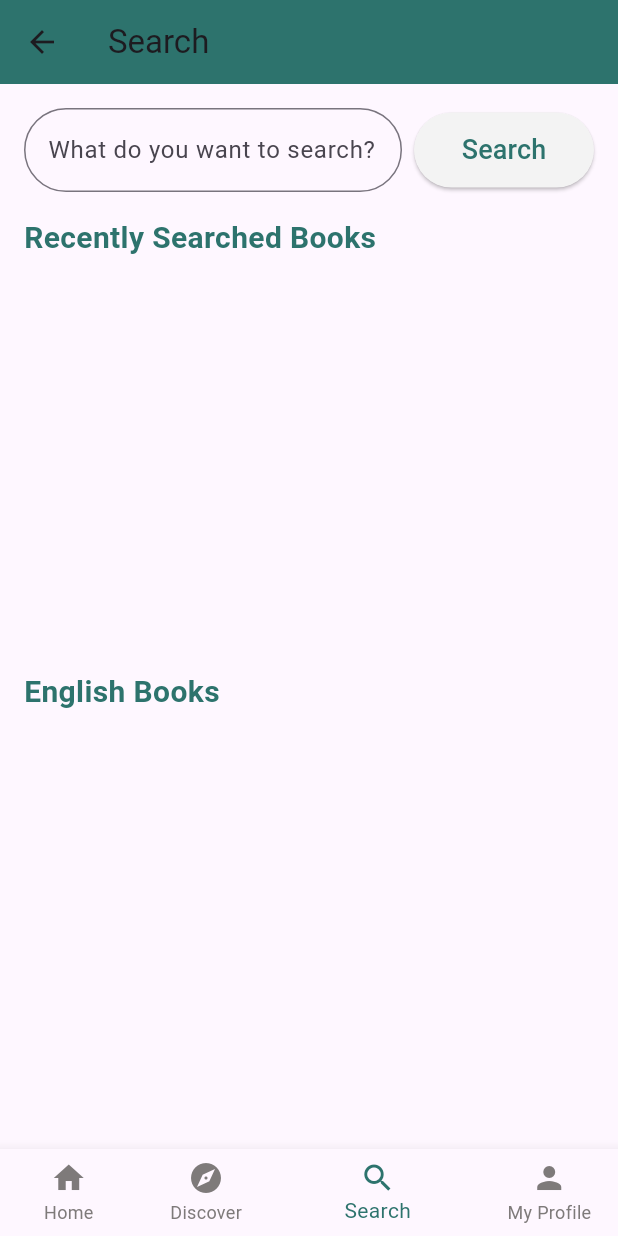
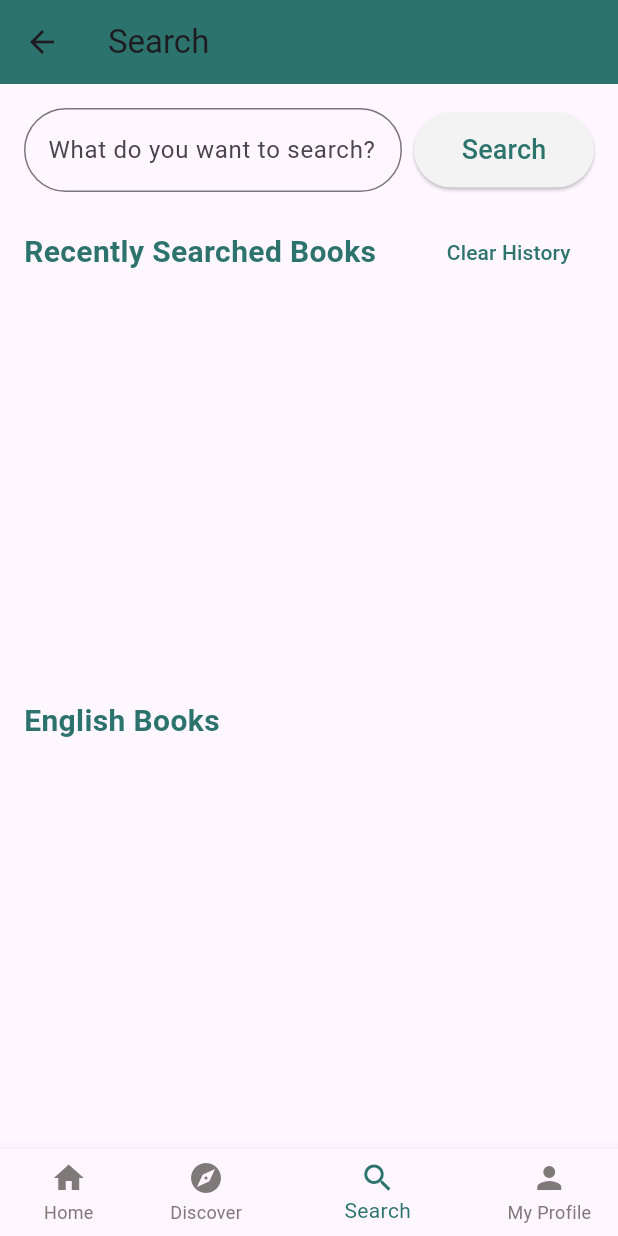
Before and after one commit to selenayyalcin/book-plus, a Flutter app: the SearchPage screen opened by its route, on a phone screen of 412 x 824 dp. Run offline on Flutter 3.47's test engine with Material 3 defaults, Android fonts, the phone set to English and light mode, and no system bars; our stand-ins replace cloud_firestore, firebase_auth, firebase_core, flutter_svg, fluttertoast, google_fonts and 1 more; accounts and stored records are empty.

Commit message:
added clear history button

```diff
--- a/lib/pages/search_page.dart
+++ b/lib/pages/search_page.dart
@@ -177,6 +177,8 @@ class _SearchPageState extends State<SearchPage> {
               child: Column(
                 crossAxisAlignment: CrossAxisAlignment.start,
                 children: [
+                  Row(
+                    children: [
                       const Text(
                         'Recently Searched Books',
                         style: TextStyle(
@@ -184,6 +186,17 @@ class _SearchPageState extends State<SearchPage> {
                           fontWeight: FontWeight.bold,
                           color: Color.fromRGBO(45, 115, 109, 1),
                         ),
+                      ),
+                      const SizedBox(width: 35),
+                      TextButton(
+                        onPressed: clearHistory,
+                        child: const Text(
+                          'Clear History',
+                          style:
+                              TextStyle(color: Color.fromRGBO(45, 115, 109, 1)),
+                        ),
+                      ),
+                    ],
                   ),
                   const SizedBox(
                     height: 8,
@@ -257,7 +270,9 @@ class _SearchPageState extends State<SearchPage> {
                                       fit: BoxFit.cover,
                                     ),
                                   ),
-                                  Text(book['title']),
+                                  Text(
+                                    book['title'],
+                                  ),
                                 ],
                               ),
                             );
```
Lines whose indentation alone changed are shown as unchanged.
